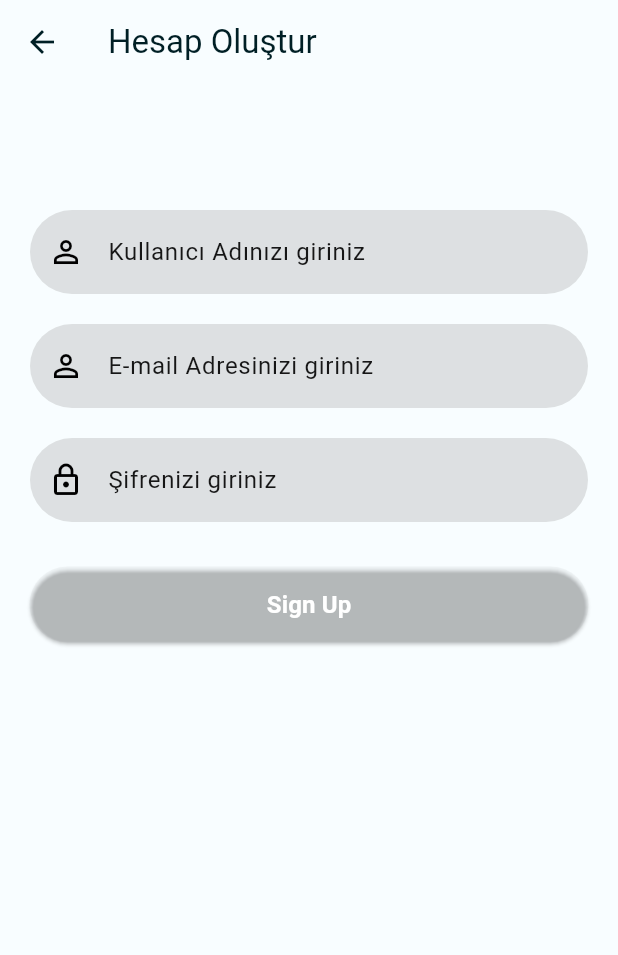
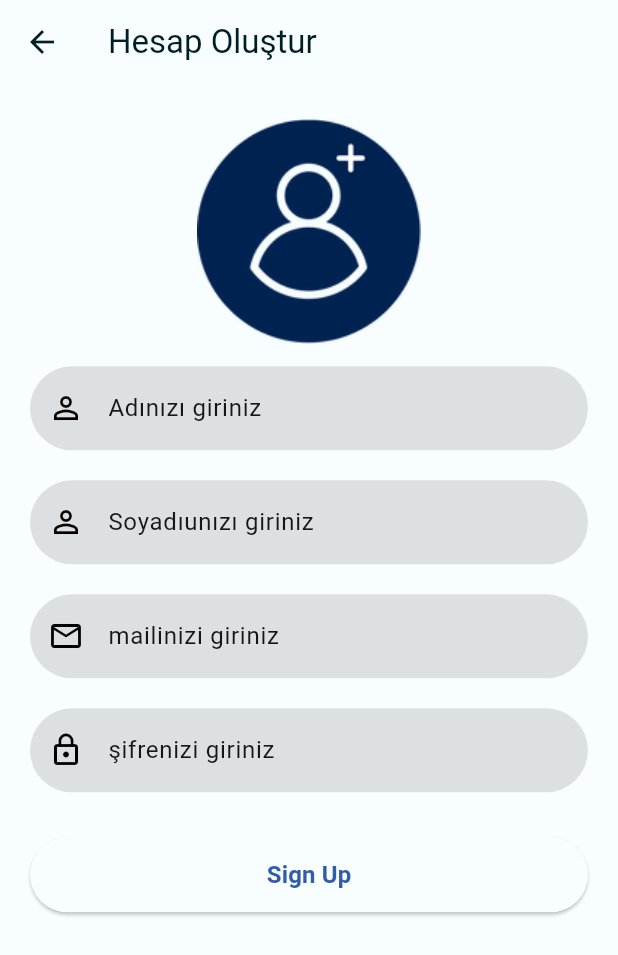
Before and after one commit to Ueliaz/mentallance, a Flutter app: the UserSingUp screen opened directly, on a phone screen of 412 x 824 dp. Shown: the top 955 px of the screen. Run offline on Flutter 3.47's test engine with Material 2 defaults, Android fonts, the phone set to English and light mode, and no system bars; our stand-ins replace cloud_firestore, firebase_auth, firebase_core, logger, table_calendar; accounts and stored records are empty; network calls fail.

Commit message:
giriş sayfaları düzenlendi

```diff
--- a/lib/components/assets.dart
+++ b/lib/components/assets.dart
@@ -1,3 +1,4 @@
 const logo = 'assets/logo.png';
 const forgotimg = 'assets/forgot.png';
 const auth = 'assets/auth.png';
+const auth2 = 'assets/auth2.png';
--- a/lib/components/reusable_widgets/reusable_button.dart
+++ b/lib/components/reusable_widgets/reusable_button.dart
@@ -1,6 +1,10 @@
 import 'package:flutter/material.dart';
 
-Container reusableButton(BuildContext context, String title, Function onTap, ) {
+Container reusableButton(
+  BuildContext context,
+  String title,
+  Function onTap,
+) {
   return Container(
     width: MediaQuery.of(context).size.width,
     height: 50,
@@ -10,19 +14,9 @@ Container reusableButton(BuildContext context, String title, Function onTap, ) {
       onPressed: () {
         onTap();
       },
-      style: ButtonStyle(
-          backgroundColor: MaterialStateProperty.resolveWith((states) {
-            if (states.contains(MaterialState.pressed)) {
-              return Colors.black26;
-            }
-            return Colors.transparent;
-          }),
-          shape: MaterialStateProperty.all<RoundedRectangleBorder>(
-              RoundedRectangleBorder(borderRadius: BorderRadius.circular(30)))),
       child: Text(
         title,
-        style: const TextStyle(
-            color: Colors.white, fontWeight: FontWeight.bold, fontSize: 16),
+        style: const TextStyle(fontWeight: FontWeight.bold, fontSize: 16),
       ),
     ),
   );
--- a/lib/main.dart
+++ b/lib/main.dart
@@ -1,9 +1,10 @@
 import 'package:firebase_core/firebase_core.dart';
 import 'package:flutter/material.dart';
+import 'package:mentallance/theme/color_schemes.g.dart';
 
 import 'package:mentallance/view/entry_page/entry_page_view_mobile.dart';
 import 'firebase_options.dart';
-import 'theme/utils/color_schemes.dart';
+
 
 void main() async {
   WidgetsFlutterBinding.ensureInitialized();
--- a/lib/view/Authentication/doctor_authentication/doctor_singup.dart
+++ b/lib/view/Authentication/doctor_authentication/doctor_singup.dart
@@ -23,48 +23,114 @@ class UserSingUp extends StatefulWidget {
 
 class _UserSingUpState extends State<UserSingUp> {
   final TextEditingController _userNameTextController = TextEditingController();
+  final TextEditingController _userSurnameTextController = TextEditingController();
   final TextEditingController _emailTextController = TextEditingController();
   final TextEditingController _passwordTextController = TextEditingController();
   @override
   Widget build(BuildContext context) {
     return Scaffold(
-      extendBodyBehindAppBar: true,
-      appBar: customAppBarr(context, 'Hesap Oluştur'),
-      body: SingleChildScrollView(
-          child: Padding(
-        padding: const EdgeInsets.fromLTRB(20, 120, 20, 0),
+        appBar: AppBar(
+          title: Text('Hesap Oluştur'),
+        ),
+        body: Padding(
+          padding: EdgeInsets.fromLTRB(20, MediaQuery.of(context).size.height * 0.01, 20, 0),
+          child: SingleChildScrollView(
             child: Column(
-          mainAxisAlignment: MainAxisAlignment.center,
-          children: <Widget>[
-            const SizedBox(
-              height: 20,
+
+              children: [
+              Padding(
+                padding: const EdgeInsets.all(15.0),
+                child: Image.asset(auth2, height: 150, width: 150,),
               ),
-            reusableTextField("Kullanıcı Adınızı giriniz", Icons.person_outline,
+
+              reusableTextField("Adınızı giriniz", Icons.person_outline,
                   false, _userNameTextController),
               const SizedBox(
                 height: 20,
               ),
-            reusableTextField("E-mail Adresinizi giriniz", Icons.person_outline,
+              reusableTextField("Soyadıunızı giriniz", Icons.person_outline,
+                  false, _userSurnameTextController),
+              const SizedBox(
+                height: 20,
+              ),
+              reusableTextField("mailinizi giriniz", Icons.email_outlined,
                   false, _emailTextController),
               const SizedBox(
                 height: 20,
               ),
-            reusableTextField("Şifrenizi giriniz", Icons.lock_outlined, true,
-                _passwordTextController),
+              reusableTextField("şifrenizi giriniz", Icons.lock_outline,
+                  false, _passwordTextController),
               const SizedBox(
                 height: 20,
+
               ),
               reusableButton(context, "Sign Up",  (){
                   docSingUp(context,_emailTextController, _passwordTextController,_userNameTextController);
-
-              //TODO ;
-              //* hesap olusturma icin veri tabanina baglanacak
-              //* hata kontrolu yapilacak
-              // !!! fırebase Sıng up
                 })
-          ],
+            ]),
           ),
-      )),
-    );
+        ));
   }
 }
+
+// extendBodyBehindAppBar: true,
+//       appBar: customAppBarr(context, 'Hesap Oluştur'),
+//       body: SingleChildScrollView(
+//           child: Padding(
+//         padding: const EdgeInsets.fromLTRB(20, 120, 20, 0),
+//         child: Column(
+//           mainAxisAlignment: MainAxisAlignment.center,
+//           children: <Widget>[
+//             const SizedBox(
+//               height: 20,
+//             ),
+//             reusableTextField("Kullanıcı Adınızı giriniz", Icons.person_outline,
+//                 false, _userNameTextController),
+//             const SizedBox(
+//               height: 20,
+//             ),
+//             reusableTextField("E-mail Adresinizi giriniz", Icons.person_outline,
+//                 false, _emailTextController),
+//             const SizedBox(
+//               height: 20,
+//             ),
+//             reusableTextField("Şifrenizi giriniz", Icons.lock_outlined, true,
+//                 _passwordTextController),
+//             const SizedBox(
+//               height: 20,
+//             ),
+//             reusableButton(context, "Sign Up",  (){
+//               docSingUp(context,_emailTextController, _passwordTextController,_userNameTextController);
+
+//               //TODO ;
+//               //* hesap olusturma icin veri tabanina baglanacak
+//               //* hata kontrolu yapilacak
+//               // !!! fırebase Sıng up
+//             })
+//           ],
+//         ),
+//       )),
+
+
+//  TextField(
+//           controller: _userNameTextController,
+//           decoration: InputDecoration(
+//             hintText: 'Kullanıcı Adınızı giriniz',
+//             icon: Icon(Icons.person_outline),
+//           ),
+//         ),
+//         TextField(
+//           controller: _emailTextController,
+//           decoration: InputDecoration(
+//             hintText: 'E-mail Adresinizi giriniz',
+//             icon: Icon(Icons.email_outlined),
+//           ),
+//         ),
+//         TextField(
+//           controller: _passwordTextController,
+//           decoration: InputDecoration(
+//             hintText: 'Şifrenizi giriniz',
+//             icon: Icon(Icons.lock_outline),
+//           ),
+//         ),
+//         ElevatedButton(onPressed: (){}, child: Text('Hesap Oluştur'))
--- a/lib/view/Authentication/user_authentication/user_singin.dart
+++ b/lib/view/Authentication/user_authentication/user_singin.dart
@@ -61,9 +61,7 @@ class _UserSingInState extends State<UserSingIn> {
                 // ! firebase Auth
                 cusSingin(
                     context, _emailTextController, _passwordTextController);
-                // Navigator.push(context, MaterialPageRoute(builder: (context) => const SplashScreen()));
-                //Navigator.push(context, MaterialPageRoute(builder: (context) => const AppointmentPage()));
-                Navigator.push(context, MaterialPageRoute(builder: (context) => const OdevListe()));
+
               }),
               //signUpOption()
             ],
--- a/lib/view/TaskAssignment/odevListe.dart
+++ b/lib/view/TaskAssignment/odevListe.dart
@@ -34,7 +34,6 @@ class _OdevListeState extends State<OdevListe> {
             .collection('KayitOlanDanisan')
             .doc(danisanId)
             .get();
-
     String? doktorId = danisanSnapshot.get('DoktorId');
 
     if (doktorId != null) {
--- a/lib/view/entry_page/entry_page_view_mobile.dart
+++ b/lib/view/entry_page/entry_page_view_mobile.dart
@@ -10,6 +10,7 @@ class EntryPageView extends StatelessWidget {
   @override
   Widget build(BuildContext context) {
     return Scaffold(
+
       body: SafeArea(
           child: SingleChildScrollView(
         child: Column(children: [
```
Also changed, not shown: lib/services/AuthenticationServices/customer_auth_service.dart (+7 -1 lines), lib/view/Authentication/forgot_password.dart (+6 -4 lines), lib/view/Survey/survey.dart (+1 -28 lines), assets/auth2.png (added), lib/theme/color_schemes.g.dart. Lines whose indentation alone changed are shown as unchanged.
